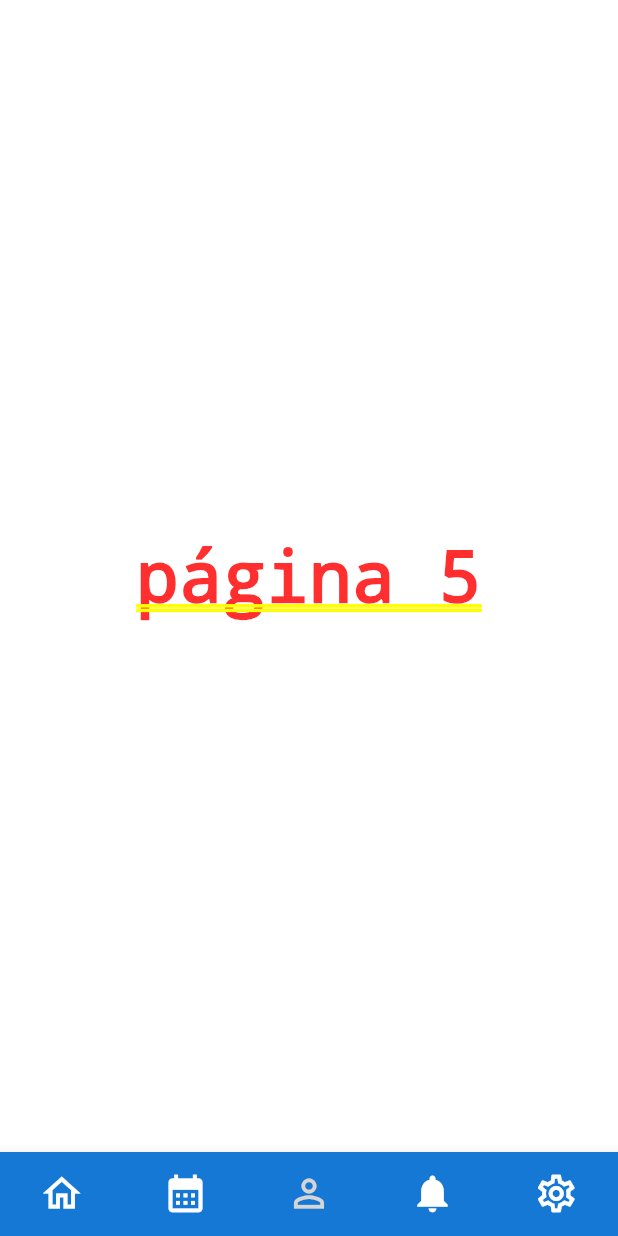
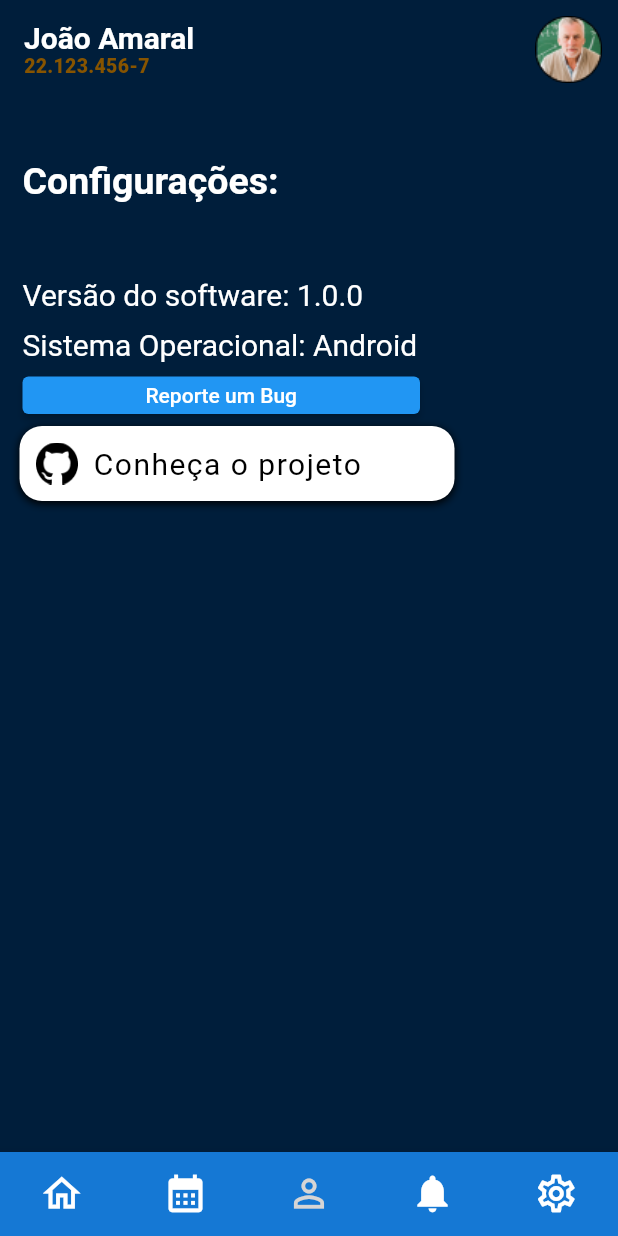
Before and after one commit to EnzoFavaro/Maua-Tasks, a Flutter app: the screen it shows after launch, item 5 of the bottom bar chosen, on a phone screen of 412 x 824 dp. Run offline on Flutter 3.47's test engine with Material 2 defaults, Android fonts, the phone set to English and light mode, and no system bars; our stand-ins replace table_calendar; Roboto replaces fonts that are missing (Lato-Regular).

Commit message:
alteração no botão do github e começo da tela settings
Signed-off-by: Iago Aurichio <iagoaurichio39@gmail.com>

```diff
--- a/lib/pages/home.dart
+++ b/lib/pages/home.dart
@@ -90,7 +90,6 @@ class Home extends StatelessWidget {
             const Padding(
             padding: EdgeInsets.only(top: 20),
             child: CardTask("Rogerio Guedes", "Tarefa", "É com alegria que estendemos a vocês um convite especial para participar da nossa aguardada Feira de Estágios do Instituto Mauá de Tecnologia! Uma jornada de oportunidades para interações valiosas com empresas renomadas, ampliação de horizontes profissionais e o início de trajetórias promissoras. Contamos com a presença de todos!", "Até dia 22/10 - 23:59")),
-
         ],
       ),
       )
--- a/lib/pages/login.dart
+++ b/lib/pages/login.dart
@@ -55,7 +55,7 @@ class Login extends StatelessWidget {
                 )),
           ),
           TextButton(
-              onPressed: () => print("CLICADO"),
+              onPressed: (){},
               child: Container(
                 alignment: Alignment.center,
                 height: 50,
@@ -81,8 +81,8 @@ class Login extends StatelessWidget {
                         fontFamily: 'Lato-Regular',
                         fontSize: 20,
                         decoration: TextDecoration.none,
-                        fontWeight: FontWeight.normal,
-                        letterSpacing: 1.5),
+                        fontWeight: FontWeight.w400,
+                        letterSpacing: 1.0),
                   )
                 ]),
               )),
--- /dev/null
+++ b/lib/pages/settings.dart
@@ -0,0 +1,155 @@
+import 'package:flutter/material.dart';
+
+class Settings extends StatefulWidget{
+  const Settings({super.key});
+
+  @override
+  State<Settings> createState() => _SettingsState();
+}
+
+class _SettingsState extends State<Settings>{
+  @override
+  Widget build(BuildContext context){
+    return Scaffold(
+      backgroundColor: const Color(0xff001E3B),
+      appBar: AppBar(
+        elevation: 0,
+        backgroundColor: Colors.transparent,
+        title: const Padding(
+          padding: EdgeInsets.only(top: 10),
+          child: Text.rich(
+          TextSpan(
+            text: "João Amaral",
+            style: TextStyle(
+              fontFamily: 'Lato-Regular',
+              fontWeight: FontWeight.bold,
+              color: Colors.white,
+              fontSize: 20.0,
+              decoration: TextDecoration.none,
+            ),
+            children: <InlineSpan>[
+              TextSpan(
+                text: '\n22.123.456-7',
+                style: TextStyle(
+                  fontFamily: 'Lato-Regular',
+                  fontWeight: FontWeight.w800,
+                  letterSpacing: 0.2,
+                  fontSize: 13.0,
+                  color: Color(0xff875400),
+                  height: 1.2,
+                ),
+              ),
+            ],
+          ),
+        )),
+        actions: <Widget>[
+          Padding(
+            padding: const EdgeInsets.only(right: 10, top: 10),
+            child: Image.asset('assets/images/teacherPhoto.png'),
+          ),
+        ],
+      ),
+      body: Column(
+        children: [
+          const Row(
+            children: [
+              Padding(
+                padding: EdgeInsets.only(left: 15, top: 50),
+                child: Text(
+                "Configurações:",
+                style: TextStyle(
+                  color: Colors.white,
+                  fontFamily: 'Lato-Regular',
+                  fontSize: 25,
+                  fontWeight: FontWeight.bold,
+                ),
+              ))]),
+          const Row(
+            children: [
+              Padding(
+                padding: EdgeInsets.only(left: 15, top: 50),
+                child: Text(
+                  "Versão do software: 1.0.0",
+                  style: TextStyle(
+                    color: Colors.white,
+                    fontSize: 20,
+                    fontFamily: 'Lato-Regular',
+                  ),
+                )
+              ),
+            ],
+          ),
+          const Row(
+            children: [
+              Padding(
+                padding: EdgeInsets.only(left: 15, top: 10),
+                child: Text(
+                  "Sistema Operacional: Android",
+                  style: TextStyle(
+                    color: Colors.white,
+                    fontSize: 20,
+                    fontFamily: 'Lato-Regular',
+                  ),
+                )
+              ),
+            ],
+          ),
+          Row(
+            children: [
+              Padding(
+                padding: const EdgeInsets.only(left: 15, top: 10),
+                child: SizedBox(
+                  width: 265,
+                  height: 25,
+                  child: ElevatedButton(
+                  onPressed: (){},
+                  child: const Text("Reporte um Bug"),
+
+                )),
+              )
+          ],),
+          Row(
+            children: [
+
+              Padding(
+                padding: const EdgeInsets.only(left: 5),
+                child: TextButton(
+                    onPressed: (){},
+                    child: Container(
+                      alignment: Alignment.center,
+                      height: 50,
+                      width: 290,
+                      decoration: BoxDecoration(
+                          color: Colors.white,
+                          border: Border.all(width: 1, color: Colors.transparent),
+                          borderRadius: const BorderRadius.all(Radius.circular(15)),
+                          boxShadow: const [
+                            BoxShadow(
+                                color: Colors.black,
+                                blurRadius: 4.0,
+                                offset: Offset(0.0, 1.5))
+                          ]),
+                      child: Row(children: [
+                        Padding(
+                            padding: const EdgeInsets.all(10),
+                            child: Image.asset('assets/images/githubIcon.png')),
+                        const Text(
+                          "Conheça o projeto",
+                          style: TextStyle(
+                              color: Colors.black,
+                              fontFamily: 'Lato-Regular',
+                              fontSize: 20,
+                              decoration: TextDecoration.none,
+                              fontWeight: FontWeight.w400,
+                              letterSpacing: 1.0),
+                        )
+                      ]),
+                    )),
+              ),
+            ],
+          ),
+          ],
+      ),
+    );
+  }
+}
--- a/lib/widgets/bottom_bar.dart
+++ b/lib/widgets/bottom_bar.dart
@@ -3,6 +3,7 @@ import 'package:maua_tasks/pages/calendar.dart';
 import '../pages/home.dart';
 import '../pages/profile.dart';
 import '../pages/profile2.dart';
+import '../pages/settings.dart';
 
 class BottomNavigationWidget extends StatefulWidget {
   const BottomNavigationWidget({super.key});
@@ -25,7 +26,7 @@ class _BottomNavigationWidgetState extends State<BottomNavigationWidget> {
       child: Profile2(),
     ),
     const Center(
-      child: Text('página 5'),
+      child: Settings(),
     ),
   ];
 
```
